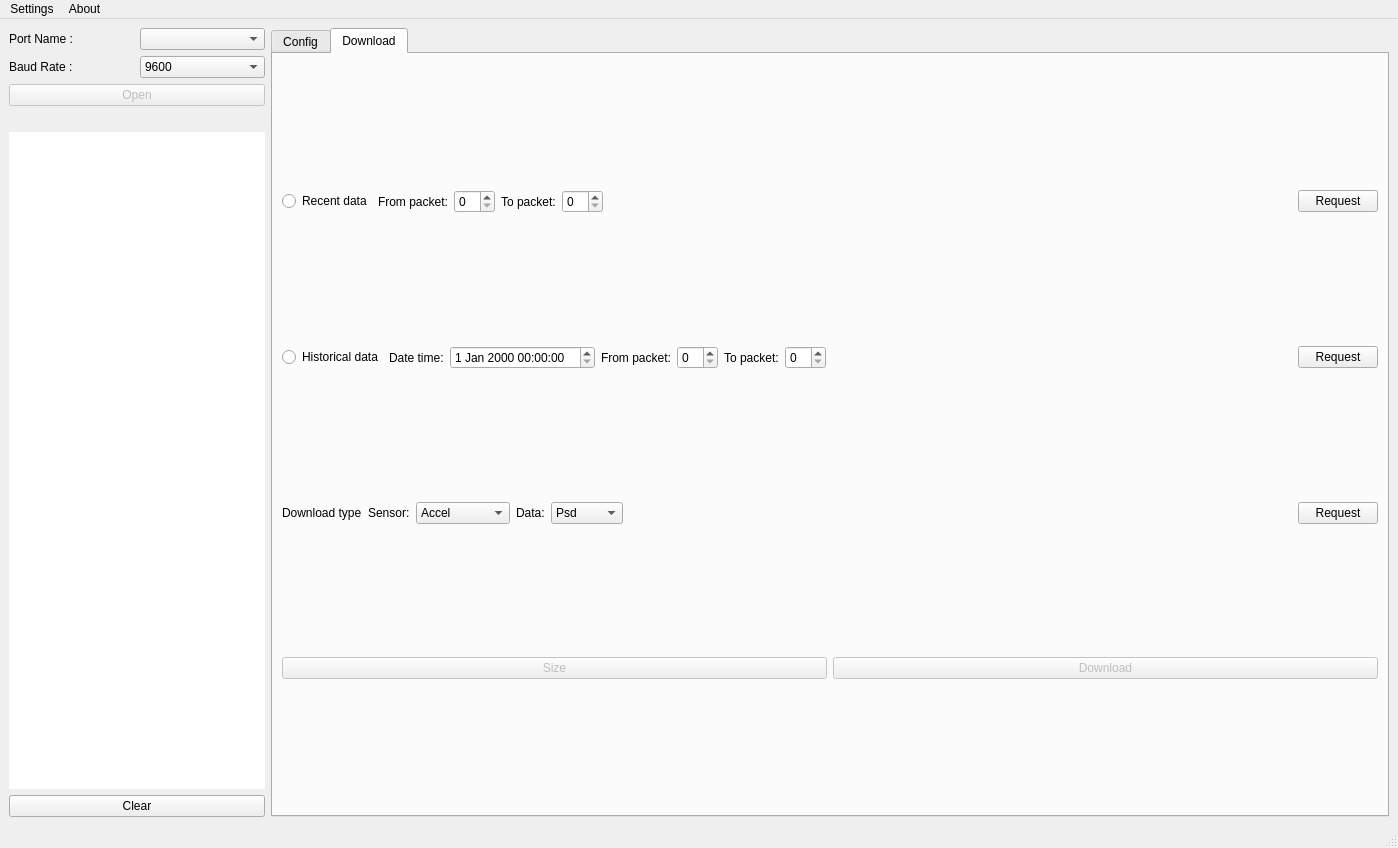
The window that mainwindow.ui (tvoffshore/Gen4_PSD_Software) describes before a commit, drawn with Qt 5.
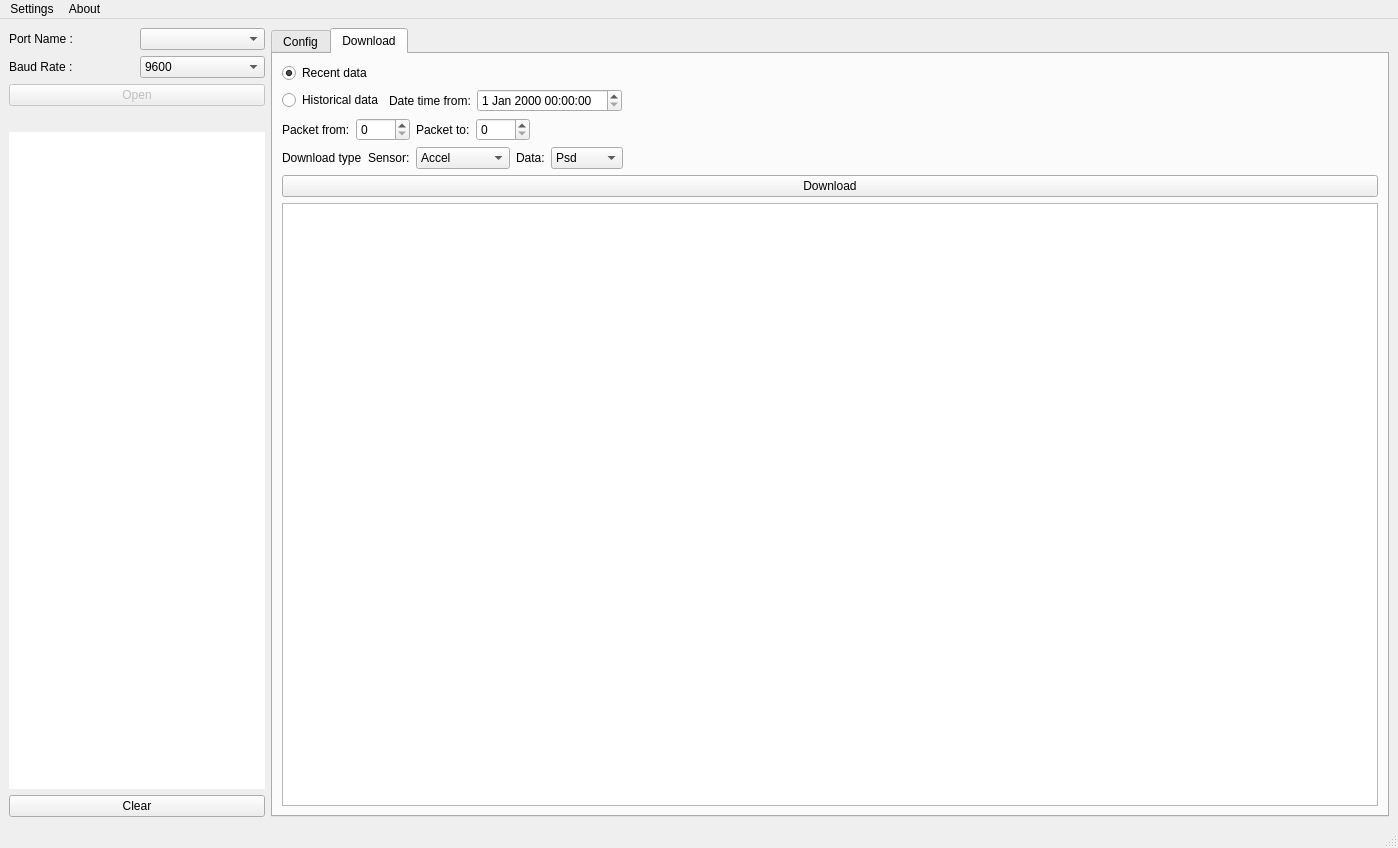
The same window after the commit.

Commit message: Implement download data by chunks, rework UI

Diff of the .ui file:
```diff
--- a/mainwindow.ui
+++ b/mainwindow.ui
@@ -175,28 +175,11 @@
             <property name="text">
              <string>Recent data</string>
             </property>
-           </widget>
-          </item>
-          <item>
-           <widget class="QLabel" name="labelRecentPackFrom">
-            <property name="text">
-             <string>From packet:</string>
+            <property name="checked">
+             <bool>true</bool>
             </property>
            </widget>
           </item>
-          <item>
-           <widget class="QSpinBox" name="spinBoxRecentPackFrom"/>
-          </item>
-          <item>
-           <widget class="QLabel" name="labelRecentPackTo">
-            <property name="text">
-             <string>To packet:</string>
-            </property>
-           </widget>
-          </item>
-          <item>
-           <widget class="QSpinBox" name="spinBoxRecentPackTo"/>
-          </item>
           <item>
            <spacer name="horizontalRecent">
             <property name="orientation">
@@ -210,13 +193,6 @@
             </property>
            </spacer>
           </item>
-          <item>
-           <widget class="QPushButton" name="pushButtonRecentRequest">
-            <property name="text">
-             <string>Request</string>
-            </property>
-           </widget>
-          </item>
          </layout>
         </item>
         <item>
@@ -231,33 +207,13 @@
           <item>
            <widget class="QLabel" name="labelHistoricDateTime">
             <property name="text">
-             <string>Date time:</string>
+             <string>Date time from:</string>
             </property>
            </widget>
           </item>
           <item>
            <widget class="QDateTimeEdit" name="dateTimeEditHistoric"/>
           </item>
-          <item>
-           <widget class="QLabel" name="labelHistoricPacketFrom">
-            <property name="text">
-             <string>From packet:</string>
-            </property>
-           </widget>
-          </item>
-          <item>
-           <widget class="QSpinBox" name="spinBoxHistoricPacketFrom"/>
-          </item>
-          <item>
-           <widget class="QLabel" name="labelHistoricPacketTo">
-            <property name="text">
-             <string>To packet:</string>
-            </property>
-           </widget>
-          </item>
-          <item>
-           <widget class="QSpinBox" name="spinBoxHistoricPacketTo"/>
-          </item>
           <item>
            <spacer name="horizontalSpacerHistoric">
             <property name="orientation">
@@ -271,13 +227,54 @@
             </property>
            </spacer>
           </item>
+         </layout>
+        </item>
+        <item>
+         <layout class="QHBoxLayout" name="horizontalLayoutPackets">
           <item>
-           <widget class="QPushButton" name="pushButtonHistoricRequest">
+           <widget class="QLabel" name="labelPacketFrom">
             <property name="text">
-             <string>Request</string>
+             <string>Packet from:</string>
             </property>
            </widget>
           </item>
+          <item>
+           <widget class="QSpinBox" name="spinBoxPacketFrom">
+            <property name="minimum">
+             <number>0</number>
+            </property>
+            <property name="maximum">
+             <number>1500</number>
+            </property>
+           </widget>
+          </item>
+          <item>
+           <widget class="QLabel" name="labelPacketTo">
+            <property name="text">
+             <string>Packet to:</string>
+            </property>
+           </widget>
+          </item>
+          <item>
+           <widget class="QSpinBox" name="spinBoxPacketTo">
+            <property name="maximum">
+             <number>1500</number>
+            </property>
+           </widget>
+          </item>
+          <item>
+           <spacer name="horizontalSpacerPackets">
+            <property name="orientation">
+             <enum>Qt::Orientation::Horizontal</enum>
+            </property>
+            <property name="sizeHint" stdset="0">
+             <size>
+              <width>40</width>
+              <height>20</height>
+             </size>
+            </property>
+           </spacer>
+          </item>
          </layout>
         </item>
         <item>
@@ -369,31 +366,14 @@
             </property>
            </spacer>
           </item>
-          <item>
-           <widget class="QPushButton" name="pushButtonTypeRequest">
-            <property name="text">
-             <string>Request</string>
-            </property>
-           </widget>
-          </item>
          </layout>
         </item>
         <item>
          <layout class="QHBoxLayout" name="horizontalLayout">
-          <item>
-           <widget class="QPushButton" name="pushButtonSize">
-            <property name="enabled">
-             <bool>false</bool>
-            </property>
-            <property name="text">
-             <string>Size</string>
-            </property>
-           </widget>
-          </item>
           <item>
            <widget class="QPushButton" name="pushButtonDownload">
             <property name="enabled">
-             <bool>false</bool>
+             <bool>true</bool>
             </property>
             <property name="text">
              <string>Download</string>
@@ -402,6 +382,9 @@
           </item>
          </layout>
         </item>
+        <item>
+         <widget class="QTextBrowser" name="textBrowserDownload"/>
+        </item>
        </layout>
       </widget>
      </widget>
```
The commit also changes 6 other files.
